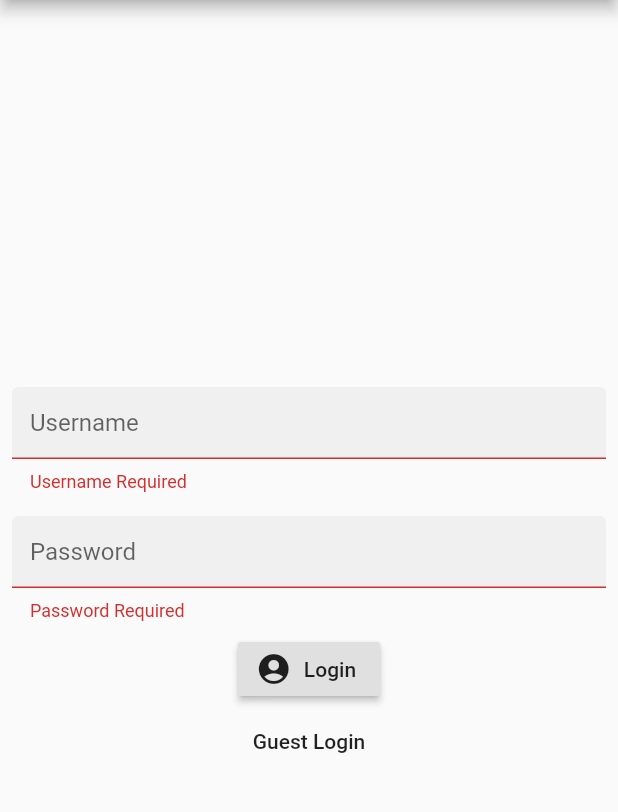
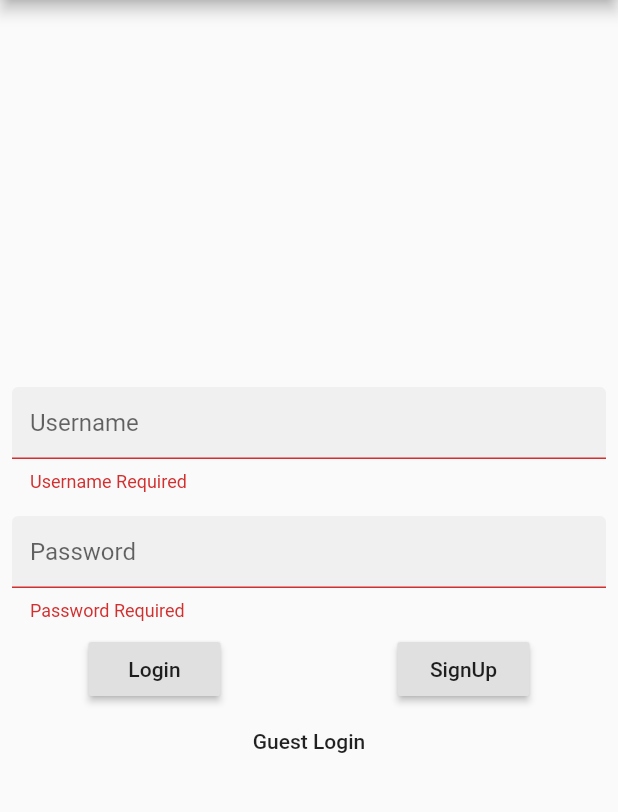
Before and after one commit to rodydavis/firebase.dart, a Flutter app: the screen it shows after launch, after a tap on "Login", after a tap on "Guest Login", on a phone screen of 412 x 824 dp, the part 84-896 px from its top. Run offline on Flutter 3.47's test engine with Material 2 defaults, Android fonts, the phone set to English and light mode, and no system bars; missing offline and left inert: dart:html; network calls fail.

```diff
--- a/example/lib/main.dart
+++ b/example/lib/main.dart
@@ -89,9 +89,12 @@ class _MyHomePageState extends State<MyHomePage> {
                       ),
                     ),
                     if (!_loading) ...[
-                      RaisedButton.icon(
-                        icon: Icon(Icons.account_circle),
-                        label: Text('Login'),
+                      Flex(
+                        direction: Axis.horizontal,
+                        mainAxisAlignment: MainAxisAlignment.spaceAround,
+                        children: <Widget>[
+                          RaisedButton(
+                            child: Text('Login'),
                             onPressed: () async {
                               if (_formKey.currentState.validate()) {
                                 _formKey.currentState.save();
@@ -104,6 +107,23 @@ class _MyHomePageState extends State<MyHomePage> {
                                 _checkClient(client);
                               }
                             },
+                          ),
+                          RaisedButton(
+                            child: Text('SignUp'),
+                            onPressed: () async {
+                              if (_formKey.currentState.validate()) {
+                                _formKey.currentState.save();
+                                _setLoding(true);
+                                try {
+                                  await client.signUp(_username, _password);
+                                } catch (e) {
+                                  print('Error => $e');
+                                }
+                                _checkClient(client);
+                              }
+                            },
+                          ),
+                        ],
                       ),
                       FlatButton(
                         child: Text('Guest Login'),
@@ -125,10 +145,25 @@ class _MyHomePageState extends State<MyHomePage> {
             );
           }
 
+          return SafeArea(
+            child: Center(
+              child: Column(
+                children: <Widget>[
+                  Expanded(
+                    child: FutureBuilder<FirebaseUser>(
+                        future: client.getCurrentUser(),
+                        builder: (context, snapshot) {
+                          if (snapshot.hasData) {
                             return Center(
-            child: Column(
-              mainAxisAlignment: MainAxisAlignment.center,
-              children: <Widget>[
+                                child: Text(
+                              snapshot.data.json.toString(),
+                            ));
+                          }
+                          return Center(
+                            child: CircularProgressIndicator(),
+                          );
+                        }),
+                  ),
                   RaisedButton.icon(
                     icon: Icon(Icons.people),
                     label: Text('Get Users'),
@@ -140,6 +175,7 @@ class _MyHomePageState extends State<MyHomePage> {
                   ),
                 ],
               ),
+            ),
           );
         },
       ),
@@ -149,7 +185,7 @@ class _MyHomePageState extends State<MyHomePage> {
   void _checkClient(FirestoreClient client) {
     try {
       if (mounted && client != null) {
-        print('token: ${client?.token?.accessToken}');
+        // print('token: ${client?.token?.accessToken}');
         _client = client;
       }
     } on Exception catch (e) {
--- a/lib/src/client.dart
+++ b/lib/src/client.dart
@@ -44,6 +44,8 @@ abstract class FirestoreClient {
   Future<List<FirebaseUser>> getUsersForToken();
 
   Future<FirebaseUser> getUserInfo(String uid);
+
+  Future<FirebaseUser> getCurrentUser();
 
   Future unlinkProvidersForUser(List<String> providers);
 
--- a/lib/src/impl/browser.dart
+++ b/lib/src/impl/browser.dart
@@ -20,7 +20,7 @@ class FirestoreClientImpl extends FirestoreHttpClient {
     var request = new HttpRequest();
     request.open(body == null ? "GET" : "POST", uri.toString());
     if (needsToken) {
-      request.setRequestHeader("Authorization", "Bearer ${token.accessToken}");
+      // request.setRequestHeader("Authorization", "Bearer ${token.accessToken}");
     }
 
     if (body != null) {
--- a/lib/src/impl/io.dart
+++ b/lib/src/impl/io.dart
@@ -38,7 +38,7 @@ class FirestoreClientImpl extends FirestoreHttpClient {
         body == null ? await client.getUrl(uri) : await client.postUrl(uri);
     request.headers.set("User-Agent", "Firestore.dart");
     if (needsToken) {
-      request.headers.add("Authorization", "Bearer ${token.accessToken}");
+      // request.headers.add("Authorization", "Bearer ${token.accessToken}");
     }
     if (body != null) {
       request.headers.contentType = _jsonContentType;
--- a/lib/src/token.dart
+++ b/lib/src/token.dart
@@ -1,7 +1,6 @@
 part of firebase_rest_api;
 
 abstract class FirestoreAccessToken {
-  String get accessToken;
 
   String get refreshToken;
 
@@ -30,9 +29,6 @@ class FirestoreJsonAccessToken extends FirestoreAccessToken {
   FirestoreJsonAccessToken(this.json, this.createdAt);
 
   final Map<String, dynamic> json;
-
-  @override
-  String get accessToken => json["idToken"] as String;
 
   @override
   String get refreshToken => json["refresh_token"];
```
Also changed, not shown: lib/src/impl/common/http.dart (+22 -0 lines), lib/src/impl/unsupported.dart (+7 -1 lines). Lines whose indentation alone changed are shown as unchanged.
